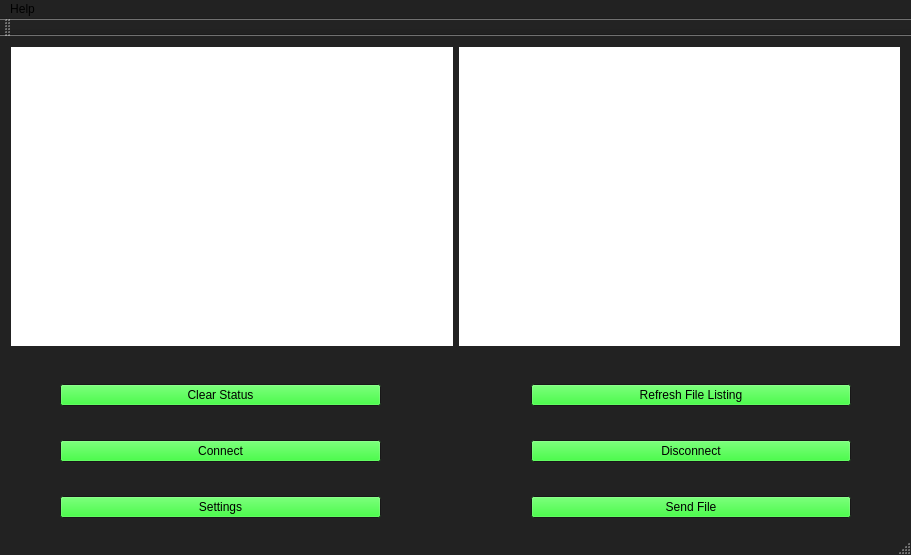
razc411/ridingthecode, file TCP Client 7005/Qt7005TCPClient/mainwindow.ui: the form before one commit.
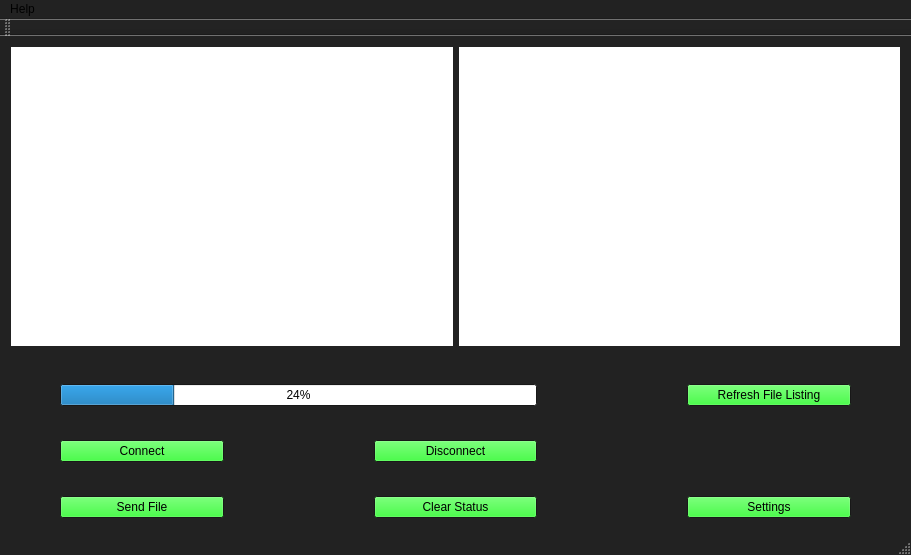
The form after the commit. Icons and pictures are not drawn.

What changed in the file:
```diff
--- a/TCP Client 7005/Qt7005TCPClient/mainwindow.ui
+++ b/TCP Client 7005/Qt7005TCPClient/mainwindow.ui
@@ -134,10 +134,17 @@
      <property name="horizontalSpacing">
       <number>150</number>
      </property>
-     <item row="1" column="1">
-      <widget class="QPushButton" name="disconnect">
+     <item row="4" column="1">
+      <widget class="QPushButton" name="clear">
        <property name="text">
-        <string>Disconnect</string>
+        <string>Clear Status</string>
+       </property>
+      </widget>
+     </item>
+     <item row="0" column="3">
+      <widget class="QPushButton" name="refreshlisting">
+       <property name="text">
+        <string>Refresh File Listing</string>
        </property>
       </widget>
      </item>
@@ -148,31 +155,31 @@
        </property>
       </widget>
      </item>
-     <item row="2" column="1">
-      <widget class="QPushButton" name="sndfile">
+     <item row="1" column="1">
+      <widget class="QPushButton" name="disconnect">
        <property name="text">
-        <string>Send File</string>
+        <string>Disconnect</string>
        </property>
       </widget>
      </item>
-     <item row="2" column="0">
+     <item row="0" column="0" colspan="2">
+      <widget class="QProgressBar" name="progressBar">
+       <property name="value">
+        <number>24</number>
+       </property>
+      </widget>
+     </item>
+     <item row="4" column="3">
       <widget class="QPushButton" name="settings">
        <property name="text">
         <string>Settings</string>
        </property>
       </widget>
      </item>
-     <item row="0" column="0">
-      <widget class="QPushButton" name="clear">
+     <item row="4" column="0">
+      <widget class="QPushButton" name="sndfile">
        <property name="text">
-        <string>Clear Status</string>
-       </property>
-      </widget>
-     </item>
-     <item row="0" column="1">
-      <widget class="QPushButton" name="refreshlisting">
-       <property name="text">
-        <string>Refresh File Listing</string>
+        <string>Send File</string>
        </property>
       </widget>
      </item>
```
